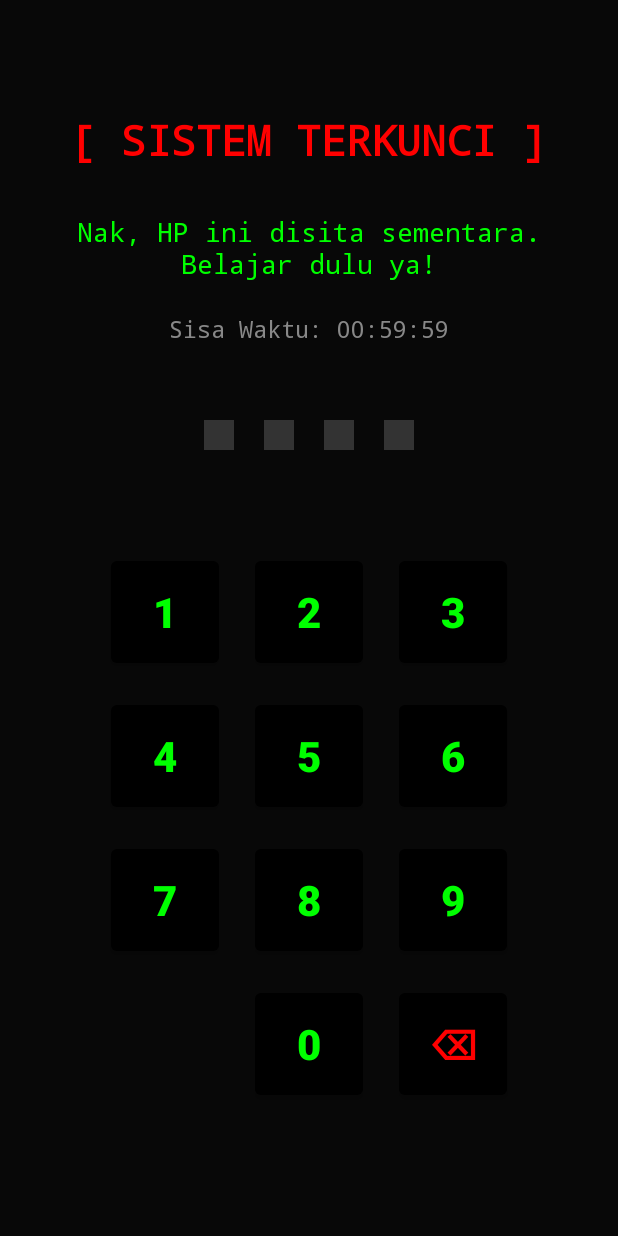
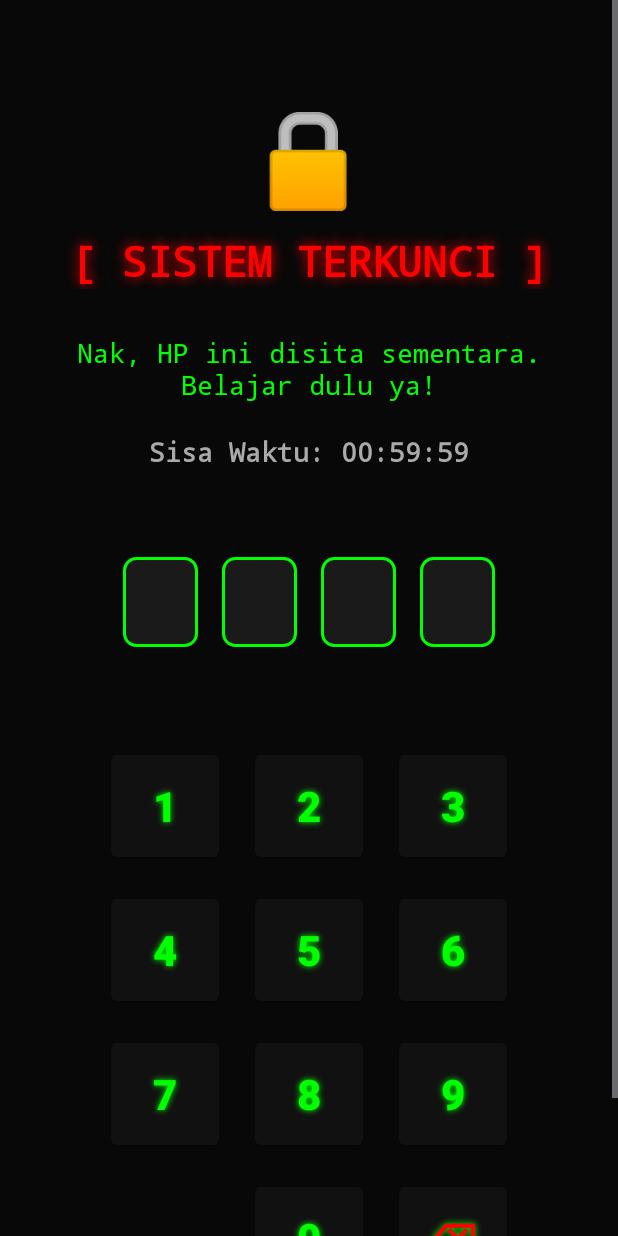
Before and after one commit to alfaqiheza4-design/ezax-agent, an Android app: the LockScreenActivity screen opened directly, with no data from a screen before it, on a phone screen of 412 x 824 dp. Run offline under Robolectric (Android 15) with nearby library versions, the phone set to English and light mode, and no system bars.

Commit message:
UI: Perbagus desain Lock Screen (Neon Border, ScrollView, Glow)

```diff
--- /dev/null
+++ b/app/src/main/res/drawable/pin_box.xml
@@ -0,0 +1,9 @@
+<?xml version="1.0" encoding="utf-8"?>
+<shape xmlns:android="http://schemas.android.com/apk/res/android"
+    android:shape="rectangle">
+    <solid android:color="#1A1A1A" />
+    <stroke
+        android:width="2dp"
+        android:color="#00FF00" />
+    <corners android:radius="8dp" />
+</shape>
--- a/app/src/main/res/layout/activity_lock.xml
+++ b/app/src/main/res/layout/activity_lock.xml
@@ -1,24 +1,45 @@
 <?xml version="1.0" encoding="utf-8"?>
-<LinearLayout xmlns:android="http://schemas.android.com/apk/res/android"
+<ScrollView xmlns:android="http://schemas.android.com/apk/res/android"
     android:layout_width="match_parent"
     android:layout_height="match_parent"
     android:background="#080808"
+    android:fillViewport="true">
+
+    <LinearLayout
+        android:layout_width="match_parent"
+        android:layout_height="wrap_content"
         android:orientation="vertical"
         android:padding="24dp"
         android:gravity="center_horizontal">
 
+        <!-- Ikon Gembok -->
         <TextView
             android:layout_width="wrap_content"
+            android:layout_height="wrap_content"
+            android:text="🔒"
+            android:textSize="60sp"
+            android:layout_marginTop="40dp"
+            android:layout_marginBottom="10dp" />
+
+        <!-- Header -->
+        <TextView
+            android:layout_width="match_parent"
             android:layout_height="wrap_content"
             android:text="[ SISTEM TERKUNCI ]"
             android:textColor="#FF0000"
             android:textSize="28sp"
             android:textStyle="bold"
             android:fontFamily="monospace"
-        android:layout_marginTop="50dp"
+            android:gravity="center"
+            android:shadowColor="#FF0000"
+            android:shadowDx="0"
+            android:shadowDy="0"
+            android:shadowRadius="10"
             android:layout_marginBottom="30dp" />
 
+        <!-- Pesan Custom -->
         <TextView
+            android:id="@+id/tv_pesan"
             android:layout_width="match_parent"
             android:layout_height="wrap_content"
             android:text="Nak, HP ini disita sementara. Belajar dulu ya!"
@@ -28,32 +49,39 @@
             android:gravity="center"
             android:layout_marginBottom="20dp" />
 
+        <!-- Timer -->
         <TextView
+            android:id="@+id/tv_timer"
             android:layout_width="wrap_content"
             android:layout_height="wrap_content"
             android:text="Sisa Waktu: 00:59:59"
-        android:textColor="#888888"
-        android:textSize="16sp"
+            android:textColor="#AAAAAA"
+            android:textSize="18sp"
             android:fontFamily="monospace"
-        android:layout_marginBottom="40dp" />
+            android:textStyle="bold"
+            android:layout_marginBottom="50dp" />
 
+        <!-- Kotak PIN (Neon Style) -->
         <LinearLayout
             android:layout_width="wrap_content"
             android:layout_height="wrap_content"
             android:orientation="horizontal"
             android:layout_marginBottom="50dp">
 
-        <View android:layout_width="20dp" android:layout_height="20dp" android:background="#333333" android:layout_margin="10dp" />
-        <View android:layout_width="20dp" android:layout_height="20dp" android:background="#333333" android:layout_margin="10dp" />
-        <View android:layout_width="20dp" android:layout_height="20dp" android:background="#333333" android:layout_margin="10dp" />
-        <View android:layout_width="20dp" android:layout_height="20dp" android:background="#333333" android:layout_margin="10dp" />
+            <TextView android:layout_width="50dp" android:layout_height="60dp" android:background="@drawable/pin_box" android:layout_margin="8dp" />
+            <TextView android:layout_width="50dp" android:layout_height="60dp" android:background="@drawable/pin_box" android:layout_margin="8dp" />
+            <TextView android:layout_width="50dp" android:layout_height="60dp" android:background="@drawable/pin_box" android:layout_margin="8dp" />
+            <TextView android:layout_width="50dp" android:layout_height="60dp" android:background="@drawable/pin_box" android:layout_margin="8dp" />
+
         </LinearLayout>
 
+        <!-- Keypad -->
         <GridLayout
             android:layout_width="wrap_content"
             android:layout_height="wrap_content"
             android:columnCount="3"
-        android:rowCount="4">
+            android:rowCount="4"
+            android:layout_marginBottom="30dp">
 
             <Button android:text="1" style="@style/KeypadButton" />
             <Button android:text="2" style="@style/KeypadButton" />
@@ -70,3 +98,4 @@
 
         </GridLayout>
     </LinearLayout>
+</ScrollView>
--- a/app/src/main/res/values/strings.xml
+++ b/app/src/main/res/values/strings.xml
@@ -4,9 +4,13 @@
         <item name="android:layout_width">80dp</item>
         <item name="android:layout_height">80dp</item>
         <item name="android:layout_margin">8dp</item>
-        <item name="android:backgroundTint">#000000</item>
+        <item name="android:backgroundTint">#111111</item>
         <item name="android:textColor">#00FF00</item>
         <item name="android:textSize">28sp</item>
         <item name="android:textStyle">bold</item>
+        <item name="android:shadowColor">#00FF00</item>
+        <item name="android:shadowDx">0</item>
+        <item name="android:shadowDy">0</item>
+        <item name="android:shadowRadius">5</item>
     </style>
 </resources>
```
Lines whose indentation alone changed are shown as unchanged.
